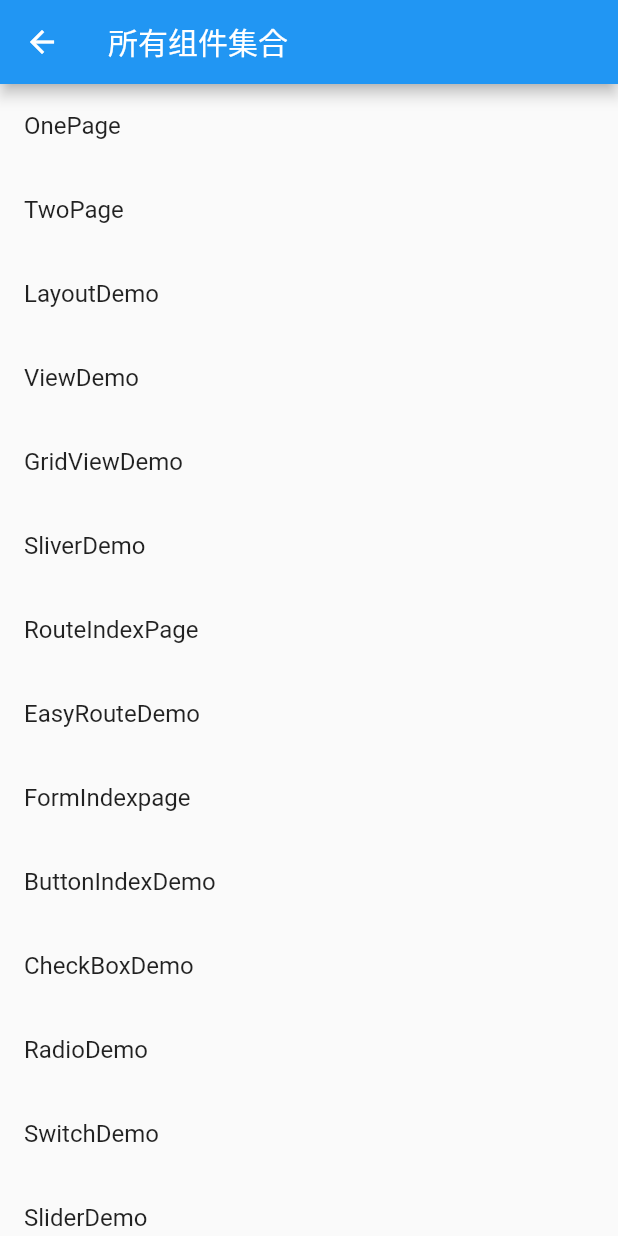
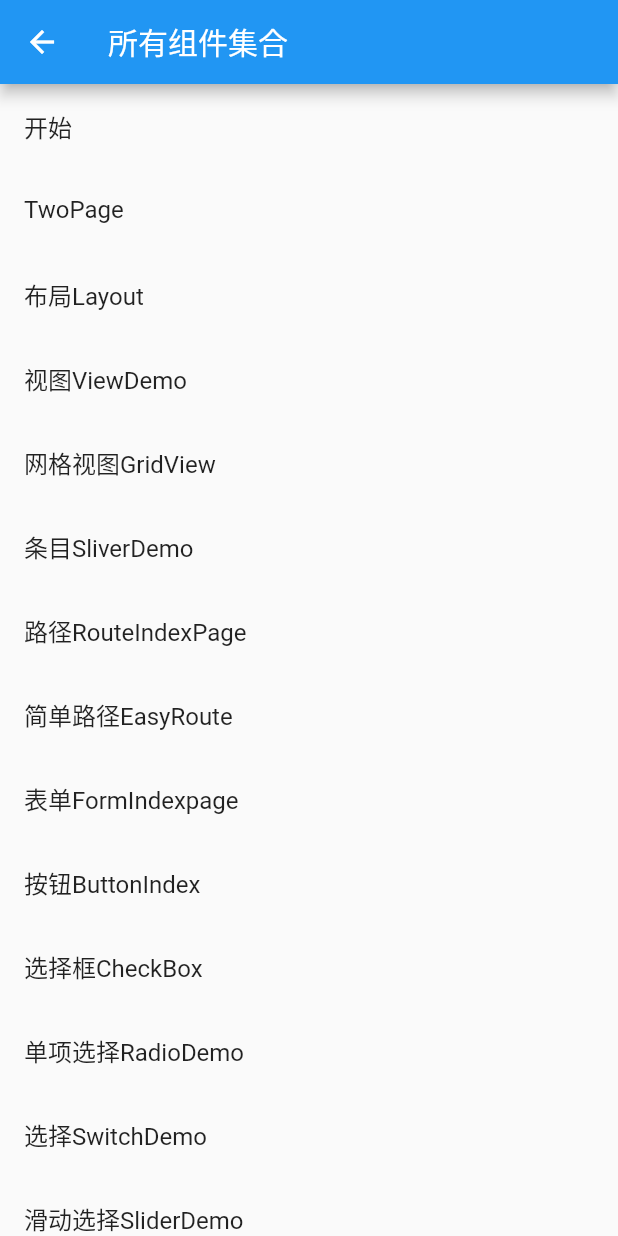
Before and after one commit to LYFGH/yafei_flutter, a Flutter app: the screen it shows after launch, on a phone screen of 412 x 824 dp. Run offline on Flutter 3.47's test engine with Material 2 defaults, Android fonts, the phone set to English and light mode, and no system bars.

Commit message:
小部件使用结束

```diff
--- a/lib/demo/mdc_demo/chip_demo.dart
+++ b/lib/demo/mdc_demo/chip_demo.dart
@@ -55,10 +55,12 @@ class _ChipDemoState extends State<ChipDemo> {
                   ),
                 ),
                 Chip(
+                  //标题,删除操作
                   label: Text('City'),
                   onDeleted: () {},
                   deleteIcon: Icon(Icons.delete),
                   deleteIconColor: Colors.redAccent,
+                  //长按提示
                   deleteButtonTooltipMessage: 'Remove this tag',
                 ),
                 Divider(
@@ -86,11 +88,12 @@ class _ChipDemoState extends State<ChipDemo> {
                 ),
                 Container(
                   width: double.infinity,
-                  child: Text('ActionChip: $_action'),
+                  child: Text('动作标签ActionChip: $_action'),
                 ),
                 Wrap(
                   spacing: 8.0,
                   children: _tags.map((tag) {
+                    //点按小标签
                     return ActionChip(
                       label: Text(tag),
                       onPressed: () {
@@ -108,11 +111,12 @@ class _ChipDemoState extends State<ChipDemo> {
                 ),
                 Container(
                   width: double.infinity,
-                  child: Text('FilterChip: ${_selected.toString()}'),
+                  child: Text('过滤标签FilterChip: ${_selected.toString()}'),
                 ),
                 Wrap(
                   spacing: 8.0,
                   children: _tags.map((tag) {
+                    //选中,左边出现对号
                     return FilterChip(
                       label: Text(tag),
                       selected: _selected.contains(tag),
@@ -135,11 +139,12 @@ class _ChipDemoState extends State<ChipDemo> {
                 ),
                 Container(
                   width: double.infinity,
-                  child: Text('ChoiceChip: $_choice'),
+                  child: Text('选择标签ChoiceChip: $_choice'),
                 ),
                 Wrap(
                   spacing: 8.0,
                   children: _tags.map((tag) {
+                    //一组里面选中一个,
                     return ChoiceChip(
                       label: Text(tag),
                       selectedColor: Colors.black,
--- a/lib/demo_index.dart
+++ b/lib/demo_index.dart
@@ -22,6 +22,13 @@ import 'demo/dio_log_demo/alert_dialog_demo.dart';
 import 'demo/dio_log_demo/bottom_sheet_demo.dart';
 import 'demo/dio_log_demo/snackbar_demo.dart';
 import 'demo/dio_log_demo/expansion_panel_demo.dart';
+//碎片组件
+import 'demo/mdc_demo/chip_demo.dart';
+import 'demo/mdc_demo/data_table_demo.dart';
+import 'demo/mdc_demo/pageinate_data_table_demo.dart';
+import 'demo/mdc_demo/card_demo.dart';
+import 'demo/mdc_demo/stepper_demo.dart';
+
 
 class DemoIndexPage extends StatelessWidget {
   const DemoIndexPage({Key key}) : super(key: key);
@@ -44,26 +51,33 @@ class DemoIndexDemo extends StatelessWidget {
     return Container(
       child: ListView(
         children: <Widget>[
-          ListItem(title: "OnePage",page: OnePage()),
+          ListItem(title: "开始",page: OnePage()),
           ListItem(title: "TwoPage",page: TwoPage()),
-          ListItem(title: "LayoutDemo",page: LayoutDemo()),
-          ListItem(title: "ViewDemo",page: ViewDemo()),
-          ListItem(title: "GridViewDemo",page: GridViewDemo()),
-          ListItem(title: "SliverDemo",page: SliverDemo()),
-          ListItem(title: "RouteIndexPage",page: RouteIndexPage()),
-          ListItem(title: "EasyRouteDemo",page: EasyRouteDemo()),
-          ListItem(title: "FormIndexpage",page: FormIndexpage()),
-          ListItem(title: "ButtonIndexDemo",page: ButtonIndexPage()),
-          ListItem(title: "CheckBoxDemo",page: CheckBoxDemo()),
-          ListItem(title: "RadioDemo",page: RadioDemo()),
-          ListItem(title: "SwitchDemo",page: SwitchDemo()),
-          ListItem(title: "SliderDemo",page: SliderDemo()),
-          ListItem(title: "DateTimeDemo",page: DateTimeDemo()),
-          ListItem(title: "SimpleDialogDemo",page: SimpleDialogDemo()),
-          ListItem(title: "AlertDialogDemo",page: AlertDialogDemo()),
-          ListItem(title: "BottomSheetDemo",page: BottomSheetDemo()),
-          ListItem(title: "SnackBarDemo",page: SnackBarDemo()),
-          ListItem(title: "ExpansionPanelDemo",page: ExpansionPanelDemo()),
+          ListItem(title: "布局Layout",page: LayoutDemo()),
+          ListItem(title: "视图ViewDemo",page: ViewDemo()),
+          ListItem(title: "网格视图GridView",page: GridViewDemo()),
+          ListItem(title: "条目SliverDemo",page: SliverDemo()),
+          ListItem(title: "路径RouteIndexPage",page: RouteIndexPage()),
+          ListItem(title: "简单路径EasyRoute",page: EasyRouteDemo()),
+          ListItem(title: "表单FormIndexpage",page: FormIndexpage()),
+          ListItem(title: "按钮ButtonIndex",page: ButtonIndexPage()),
+          ListItem(title: "选择框CheckBox",page: CheckBoxDemo()),
+          ListItem(title: "单项选择RadioDemo",page: RadioDemo()),
+          ListItem(title: "选择SwitchDemo",page: SwitchDemo()),
+          ListItem(title: "滑动选择SliderDemo",page: SliderDemo()),
+          ListItem(title: "时间选择器DateTime",page: DateTimeDemo()),
+          ListItem(title: "对话框SimpleDialogDemo",page: SimpleDialogDemo()),
+          ListItem(title: "提示AlertDialogDemo",page: AlertDialogDemo()),
+          ListItem(title: "下部选项BottomSheet",page: BottomSheetDemo()),
+          ListItem(title: "下部提示SnackBar",page: SnackBarDemo()),
+          ListItem(title: "可扩展选项卡ExpansionPanel",page: ExpansionPanelDemo()),
+          ListItem(title: "标签Chip",page: ChipDemo()),
+          ListItem(title: "数据表格DataTable",page: DataTableDemo()),
+          ListItem(title: "分页数据表格PaginatedDataTable",page: PaginatedDataTableDemo()),
+          ListItem(title: "卡片式列表Card",page: CardDemo()),
+          ListItem(title: "分步式选项Stepper",page: StepperDemo()),
+
+
           // ListItem(title: "Stepper",page: StepperDemo()),
         ],
       ),
```
Also changed, not shown: lib/demo/mdc_demo/card_demo.dart (added, +72 -0 lines), lib/demo/mdc_demo/data_table_demo.dart (added, +80 -0 lines), lib/demo/mdc_demo/pageinate_data_table_demo.dart (added, +103 -0 lines), lib/demo/mdc_demo/stepper_demo.dart (added, +71 -0 lines).
